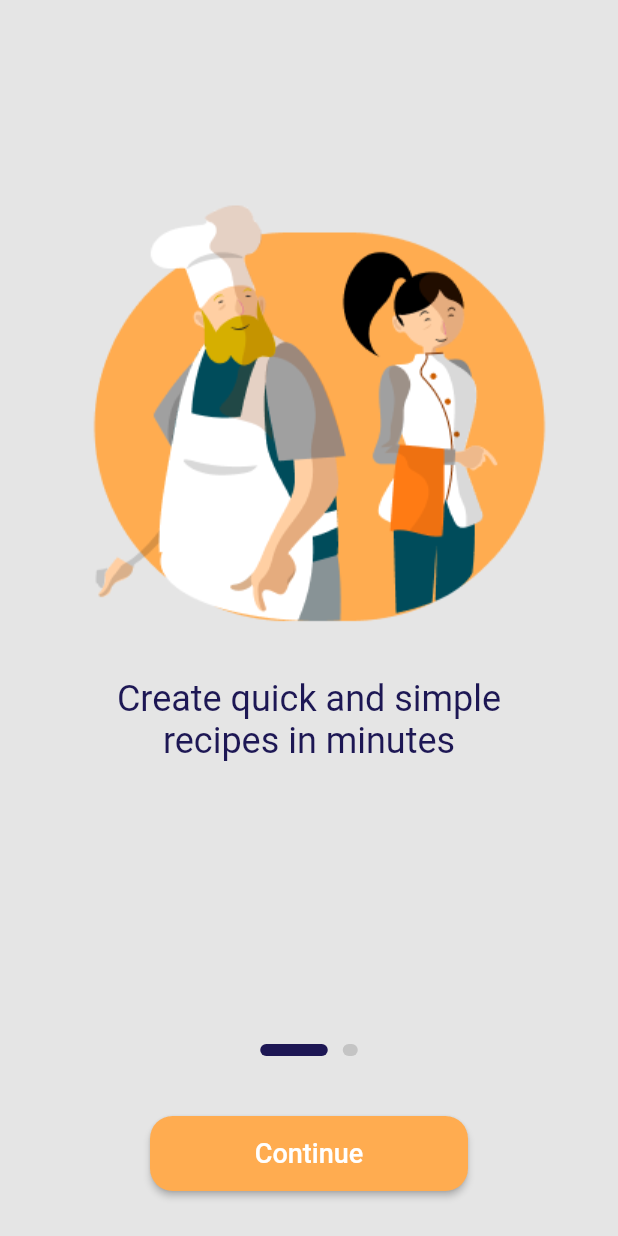
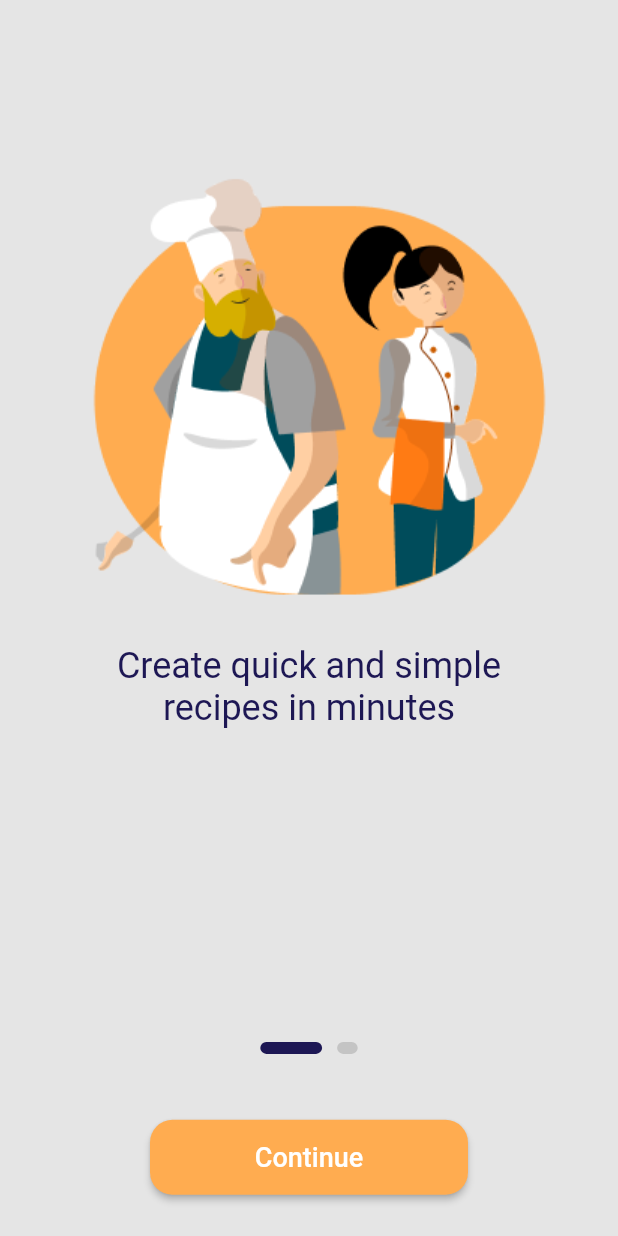
Before and after one commit to hngi/TEAM-FALCON-Mobile, a Flutter app: the Onboarding screen opened directly, on a phone screen of 412 x 824 dp. Run offline on Flutter 3.47's test engine with Material 2 defaults, Android fonts, the phone set to English and light mode, and no system bars; our stand-ins replace dotted_border, flutter_svg, get, get_it, image_picker, jiffy and 4 more; missing offline and left inert: mockito; accounts and stored records are empty; statements that could not run were skipped.

Commit message:
changed the dimensions to be responseive with mediaquery

```diff
--- a/how_to_recipes/lib/ui/screens/onboarding.dart
+++ b/how_to_recipes/lib/ui/screens/onboarding.dart
@@ -30,7 +30,7 @@ class _OnboardingState extends State<Onboarding> {
       duration: Duration(milliseconds: 150),
       margin: EdgeInsets.symmetric(horizontal: 5.0),
       height: 8.0,
-      width: !isActive ? 10.0 : 45.0,
+      width: !isActive ? MediaQuery.of(context).size.width/30 : MediaQuery.of(context).size.width/10,
       decoration: BoxDecoration(
         color: !isActive ? Constants.kcolor2 : Constants.kcolor1,
         borderRadius: BorderRadius.all(Radius.circular(12)),
@@ -67,9 +67,9 @@ class _OnboardingState extends State<Onboarding> {
             Row(
                 mainAxisAlignment: MainAxisAlignment.center,
                 children: _buildPageIndicator(model.index)),
-            SizedBox(height: 10),
+            SizedBox(height: MediaQuery.of(context).size.height/50),
             Container(
-              margin: EdgeInsets.symmetric(vertical: 30),
+              margin: EdgeInsets.symmetric(vertical: MediaQuery.of(context).size.height/30),
               alignment: Alignment.bottomCenter,
               child: ButtonTheme(
                 minWidth: 212.0,
@@ -102,7 +102,7 @@ class Onboarding1 extends StatelessWidget {
   @override
   Widget build(BuildContext context) {
     return Container(
-        margin: EdgeInsets.only(top: 100),
+        margin: EdgeInsets.only(top: MediaQuery.of(context).size.height/10),
         child: Column(
           children: <Widget>[
             Align(
@@ -110,7 +110,7 @@ class Onboarding1 extends StatelessWidget {
               child: Image.asset('assets/images/group267.png'),
             ),
             SizedBox(
-              height: 32,
+              height: MediaQuery.of(context).size.height/30
             ),
             Padding(
               padding: const EdgeInsets.symmetric(horizontal: 60),
```
